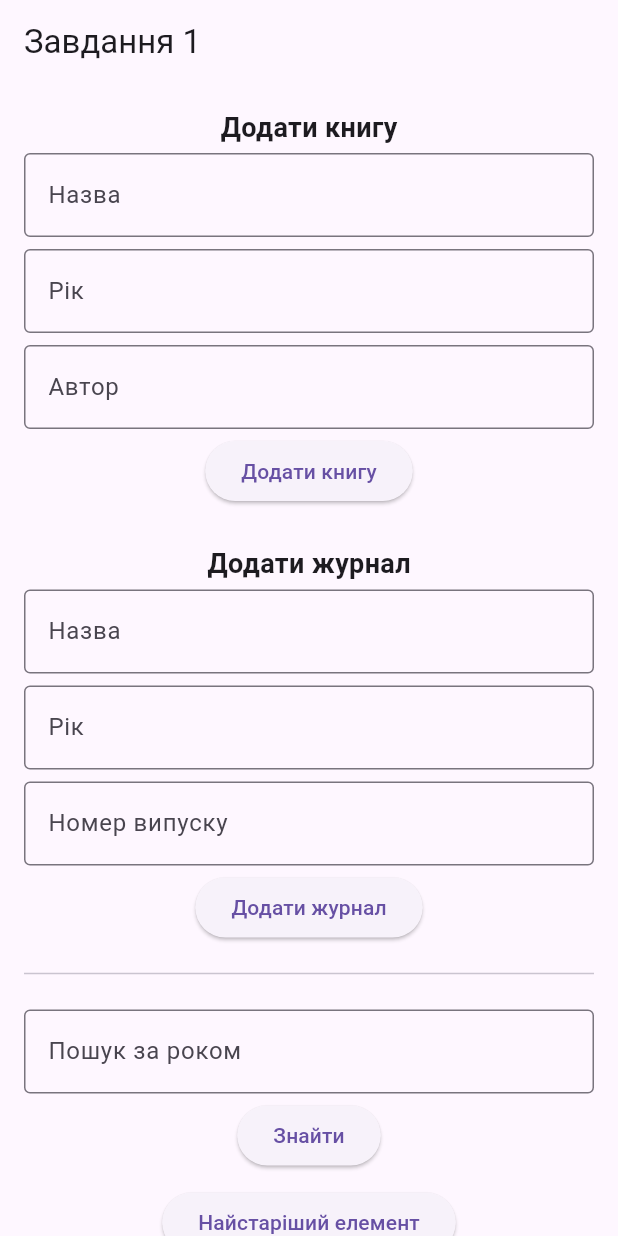
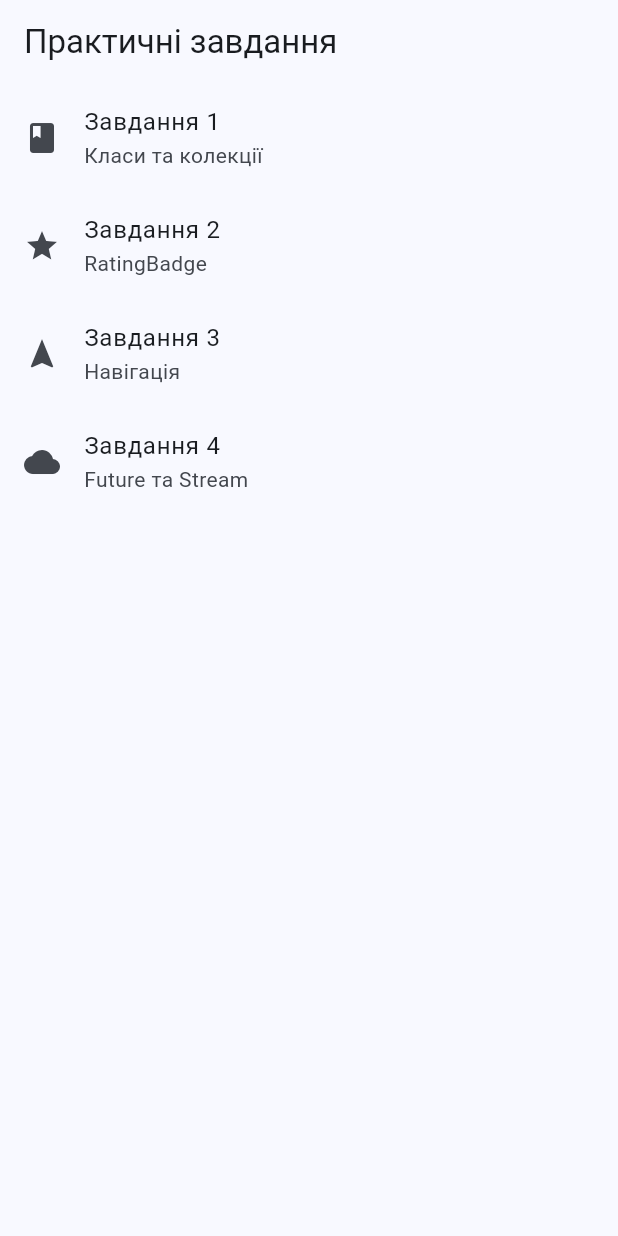
Before and after one commit to Masb1s/MK_Flutter, a Flutter app: the screen it shows after launch, on a phone screen of 412 x 824 dp. Run offline on Flutter 3.47's test engine with Material 3 defaults, Android fonts, the phone set to English and light mode, and no system bars.

Commit message:
Add rating badge task

```diff
--- a/lib/main.dart
+++ b/lib/main.dart
@@ -1,6 +1,7 @@
 import 'package:flutter/material.dart';
 
 import 'task1/library_task.dart';
+import 'task2/rating_screen.dart';
 
 void main() {
   runApp(const MyApp());
@@ -13,7 +14,97 @@ class MyApp extends StatelessWidget {
   Widget build(BuildContext context) {
     return MaterialApp(
       debugShowCheckedModeBanner: false,
-      home: const LibraryScreen(),
+      title: 'Практична робота',
+      theme: ThemeData(
+        colorSchemeSeed: Colors.blue,
+        useMaterial3: true,
+      ),
+      home: const MainMenu(),
     );
   }
 }
+
+class MainMenu extends StatelessWidget {
+  const MainMenu({super.key});
+
+  @override
+  Widget build(BuildContext context) {
+    return Scaffold(
+      appBar: AppBar(
+        title: const Text('Практичні завдання'),
+      ),
+      body: ListView(
+        children: [
+          ListTile(
+            leading: const Icon(Icons.book),
+            title: const Text('Завдання 1'),
+            subtitle: const Text('Класи та колекції'),
+            onTap: () {
+              Navigator.push(
+                context,
+                MaterialPageRoute(
+                  builder: (_) => const LibraryScreen(),
+                ),
+              );
+            },
+          ),
+
+          ListTile(
+            leading: const Icon(Icons.star),
+            title: const Text('Завдання 2'),
+            subtitle: const Text('RatingBadge'),
+            onTap: () {
+              Navigator.push(
+                context,
+                MaterialPageRoute(
+                  builder: (_) => const RatingScreen(),
+                ),
+              );
+            },
+          ),
+
+          ListTile(
+            leading: const Icon(Icons.navigation),
+            title: const Text('Завдання 3'),
+            subtitle: const Text('Навігація'),
+            onTap: () {
+              Navigator.push(
+                context,
+                MaterialPageRoute(
+                  builder: (_) => const Task3Screen(),
+                ),
+              );
+            },
+          ),
+
+          ListTile(
+            leading: const Icon(Icons.cloud),
+            title: const Text('Завдання 4'),
+            subtitle: const Text('Future та Stream'),
+            onTap: () {
+              ScaffoldMessenger.of(context).showSnackBar(
+                const SnackBar(
+                  content: Text(
+                    'Task 4 буде додано пізніше',
+                  ),
+                ),
+              );
+            },
+          ),
+        ],
+      ),
+    );
+  }
+}
+
+class Task3Screen extends StatelessWidget {
+  const Task3Screen({super.key});
+
+  @override
+  Widget build(BuildContext context) {
+    return Scaffold(
+      appBar: AppBar(title: const Text('Завдання 3')),
+      body: const Center(child: Text('Навігація')),
+    );
+  }
+}
```
Also changed, not shown: lib/task2/rating_badge.dart (+57 -0 lines), lib/task2/rating_screen.dart (added, +112 -0 lines).
